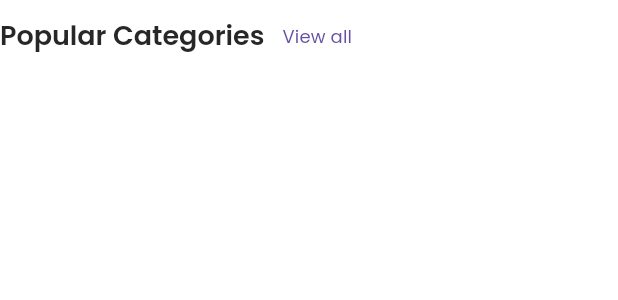
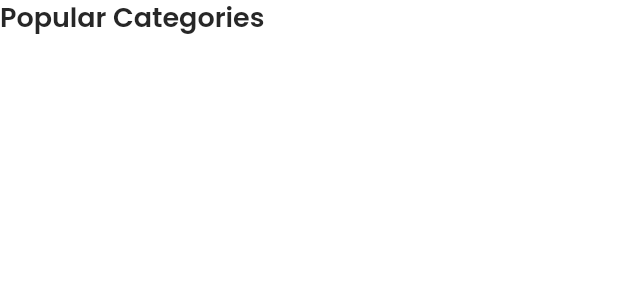
Before and after one commit to Danitilahun/ECommerce_App, a Flutter app: the SectionHeader widget shown alone on an empty page, opened directly, on a phone screen of 412 x 824 dp. Shown: the top 300 px of the screen. Run offline on Flutter 3.47's test engine with Material 2 defaults, Android fonts, the phone set to English and light mode, and no system bars; our stand-ins replace get, get_storage, iconsax, logger, smooth_page_indicator; accounts and stored records are empty.

Commit message:
adding section header

```diff
--- a/t_store/lib/common/widgets/custom_shape/SectionHeader.dart
+++ b/t_store/lib/common/widgets/custom_shape/SectionHeader.dart
@@ -22,11 +22,14 @@ class SectionHeader extends StatelessWidget {
       children: [
         Text(
           title,
+          maxLines: 1,
+          overflow: TextOverflow.ellipsis,
           style: Theme.of(context).textTheme.headlineSmall!.apply(
                 color: textColor,
               ),
         ),
-        TextButton(onPressed: () {}, child: Text(buttonText)),
+        if (showButton)
+          TextButton(onPressed: onPressed, child: Text(buttonText)),
       ],
     );
   }
```
